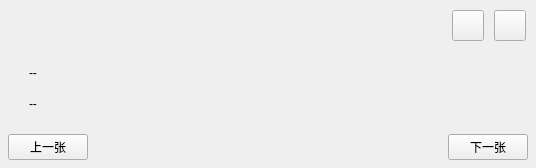
Above: assets/window.ui from xroah/bing-wallpaper before the change. Below: the same form after it.
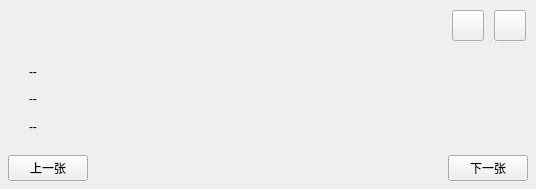
That is the form after the change.

Commit message: date info

The edit to the form file:
```diff
--- a/assets/window.ui
+++ b/assets/window.ui
@@ -7,7 +7,7 @@
     <x>0</x>
     <y>0</y>
     <width>536</width>
-    <height>168</height>
+    <height>189</height>
    </rect>
   </property>
   <property name="windowTitle">
@@ -164,6 +164,16 @@
                <property name="spacing">
                 <number>5</number>
                </property>
+               <item>
+                <widget class="QLabel" name="date">
+                 <property name="text">
+                  <string>--</string>
+                 </property>
+                 <property name="class" stdset="0">
+                  <string>text</string>
+                 </property>
+                </widget>
+               </item>
                <item>
                 <widget class="QLabel" name="title">
                  <property name="text">
```
The commit also changes 2 other files.
